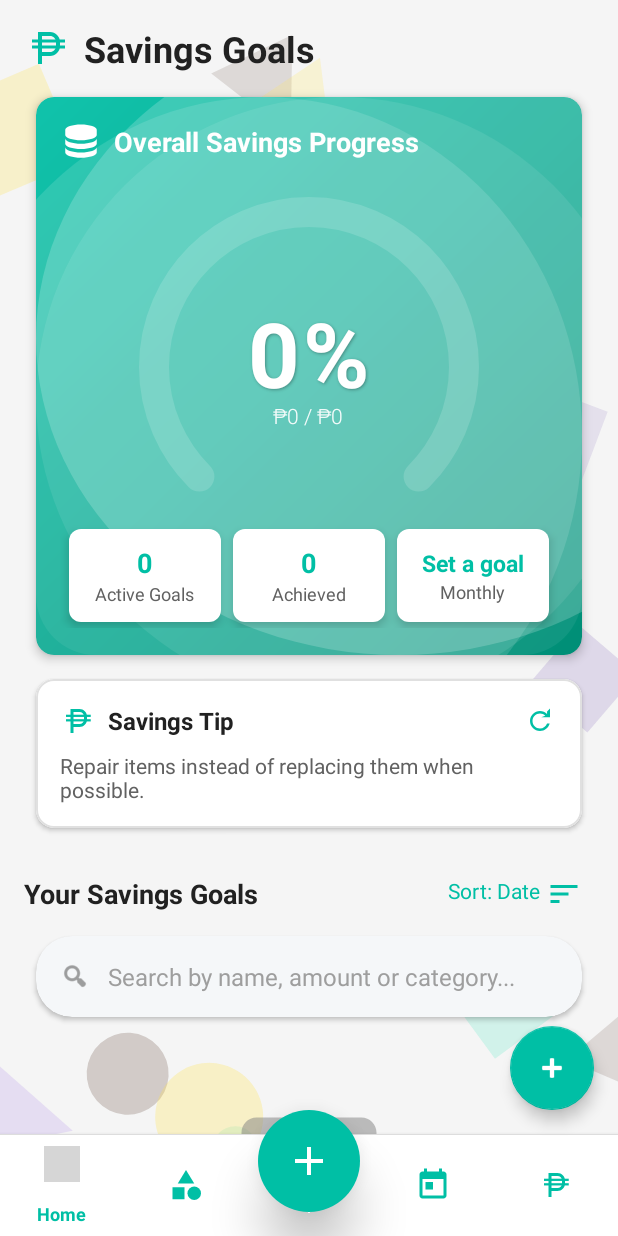
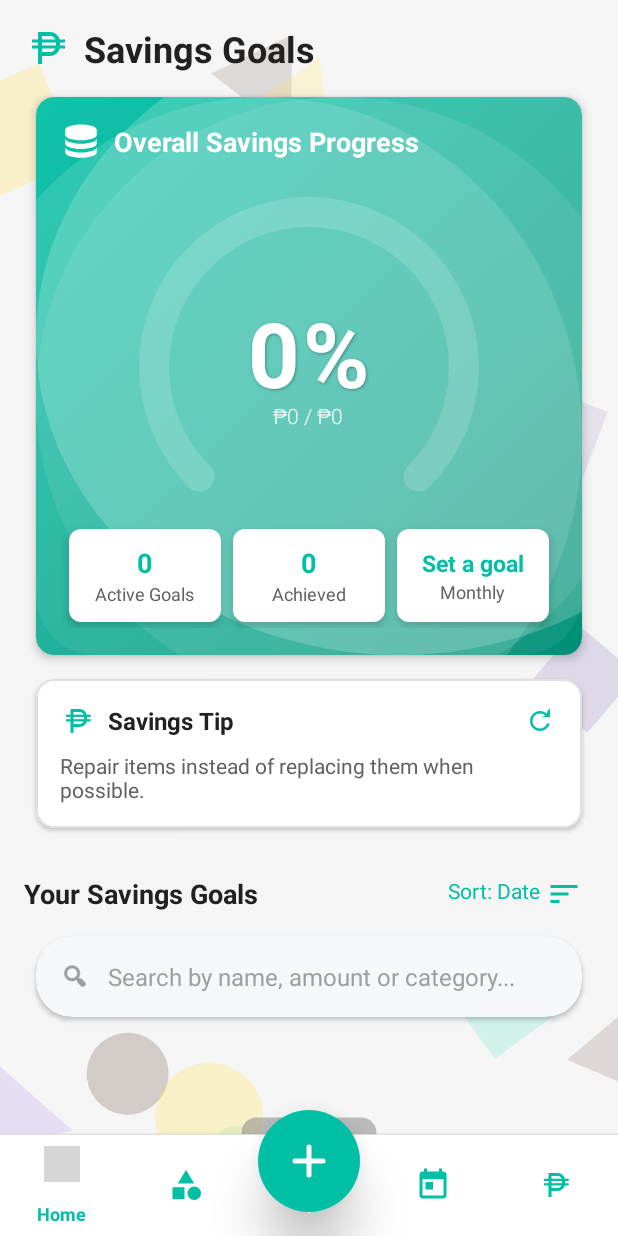
Before and after one commit to camberoi02/PersonaFi, an Android app: the screen it shows after launch (MainActivity), on a phone screen of 412 x 824 dp. Run offline under Robolectric (Android 15) with nearby library versions, the phone set to English and light mode, and no system bars; our stand-ins replace Room's generated code; grey boxes are pictures that could not be loaded.

Commit message:
Money Tracker

```diff
--- a/PersonaFi/app/src/main/java/com/example/personifi/MainActivity.java
+++ b/PersonaFi/app/src/main/java/com/example/personifi/MainActivity.java
@@ -188,16 +188,10 @@ public class MainActivity extends AppCompatActivity {
                 return false;
             }
 
-            // Update the FAB icon based on the selected tab
-            updateFabIcon(itemId, fabAddGoal);
-
             // Hide the home content (financial summary) by default
             findViewById(R.id.home_content).setVisibility(View.GONE);
             // Hide the fragment container by default
             findViewById(R.id.fragment_container).setVisibility(View.GONE);
-            // Control FAB visibility - only show on home tab
-            FloatingActionButton fab = findViewById(R.id.fab_add_transaction);
-            fab.setVisibility(itemId == R.id.navigation_home ? View.VISIBLE : View.GONE);
 
             // Never hide the add goal button, as it's part of the bottom navigation
 
@@ -240,51 +234,11 @@ public class MainActivity extends AppCompatActivity {
         // Set active menu item
         bottomNavigationView.setSelectedItemId(R.id.navigation_home);
 
-        // Update FAB icon based on the selected tab
-        updateFabIcon(R.id.navigation_home, fabAddGoal);
-
-        // Add listener to update FAB icon when tab changes
-        bottomNavigationView.setOnItemReselectedListener(item -> {
-            // Do nothing on reselection to prevent fragment refresh
-        });
-
         // Setup item click handler for editing transactions
         adapter.setOnItemClickListener(transaction -> {
             // TODO: Implement edit transaction functionality
             Toast.makeText(MainActivity.this, "Edit transaction: " + transaction.getDescription(), Toast.LENGTH_SHORT).show();
         });
-    }
-
-    /**
-     * Update the FAB icon based on the selected tab
-     */
-    private void updateFabIcon(int selectedItemId, FloatingActionButton fab) {
-        try {
-            // Set a default icon in case any of these drawable resources don't exist
-            fab.setImageResource(R.drawable.ic_add);
-
-            // Update the label text in the navigation menu to match current function
-            Menu menu = bottomNavigationView.getMenu();
-            MenuItem addItem = menu.findItem(R.id.navigation_add_goal);
-
-            // Try to set specific icons based on the tab
-            if (selectedItemId == R.id.navigation_home) {
-                fab.setImageResource(R.drawable.ic_add);
-                if (addItem != null) addItem.setTitle("Add Goal");
-            } else if (selectedItemId == R.id.navigation_dashboard) {
-                fab.setImageResource(R.drawable.ic_add);
-                if (addItem != null) addItem.setTitle("Add Category");
-            } else if (selectedItemId == R.id.navigation_budgets) {
-                fab.setImageResource(R.drawable.ic_add);
-                if (addItem != null) addItem.setTitle("Add Budget");
-            } else if (selectedItemId == R.id.navigation_transactions) {
-                fab.setImageResource(R.drawable.ic_add);
-                if (addItem != null) addItem.setTitle("Add Transaction");
-            }
-        } catch (Exception e) {
-            // If any issues with resources, default to the standard add icon
-            fab.setImageResource(android.R.drawable.ic_input_add);
-        }
     }
 
     /**
--- a/PersonaFi/app/src/main/java/com/example/personifi/utils/TimeUtils.java
+++ b/PersonaFi/app/src/main/java/com/example/personifi/utils/TimeUtils.java
@@ -59,14 +59,16 @@ public class TimeUtils {
                 case 1: // Weekly
                     return remainingAmount / 4.0;  // Spread over 4 weeks
                 case 2: // Monthly
-                    return remainingAmount;        // Complete within a month
+                    return remainingAmount / 1.0;  // Complete within a month
                 default:
                     return remainingAmount;
             }
         }
 
         // For regular periods, simply divide remaining by total periods
-        return remainingAmount / Math.max(1, totalPeriods);
+        // Ensure we don't divide by zero and handle very small periods
+        double effectivePeriods = Math.max(1.0, totalPeriods);
+        return remainingAmount / effectivePeriods;
     }
 
     /**
--- a/PersonaFi/app/src/main/res/layout/activity_main.xml
+++ b/PersonaFi/app/src/main/res/layout/activity_main.xml
@@ -315,19 +315,6 @@
         app:labelVisibilityMode="selected"
         app:menu="@menu/bottom_navigation_menu" />
 
-    <!-- Floating action button for adding transactions -->
-    <com.google.android.material.floatingactionbutton.FloatingActionButton
-        android:id="@+id/fab_add_transaction"
-        android:layout_width="wrap_content"
-        android:layout_height="wrap_content"
-        android:layout_gravity="bottom|end"
-        android:layout_marginEnd="16dp"
-        android:layout_marginBottom="84dp"
-        android:contentDescription="Add a new transaction"
-        app:tint="@color/white"
-        app:backgroundTint="@color/primary"
-        app:srcCompat="@android:drawable/ic_input_add" />
-
     <!-- Center Add Goal FAB -->
     <com.google.android.material.floatingactionbutton.FloatingActionButton
         android:id="@+id/fab_add_goal"
```
Also changed, not shown: PersonaFi/app/src/main/java/com/example/personifi/SavingsActivity.java (+16 -4 lines), PersonaFi/app/src/main/java/com/example/personifi/SavingsFragment.java (+84 -55 lines), PersonaFi/app/src/main/res/layout/activity_savings.xml (+6 -14 lines), PersonaFi/app/src/main/java/com/example/personifi/SavingsGoalAdapter.java (indentation only).
